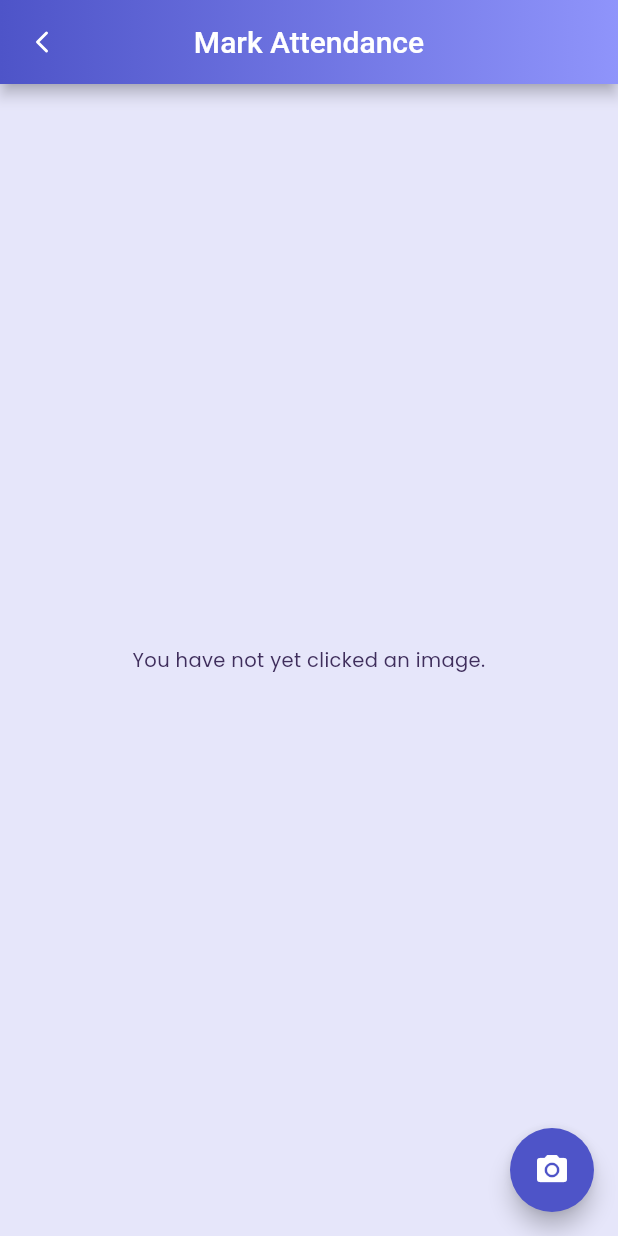
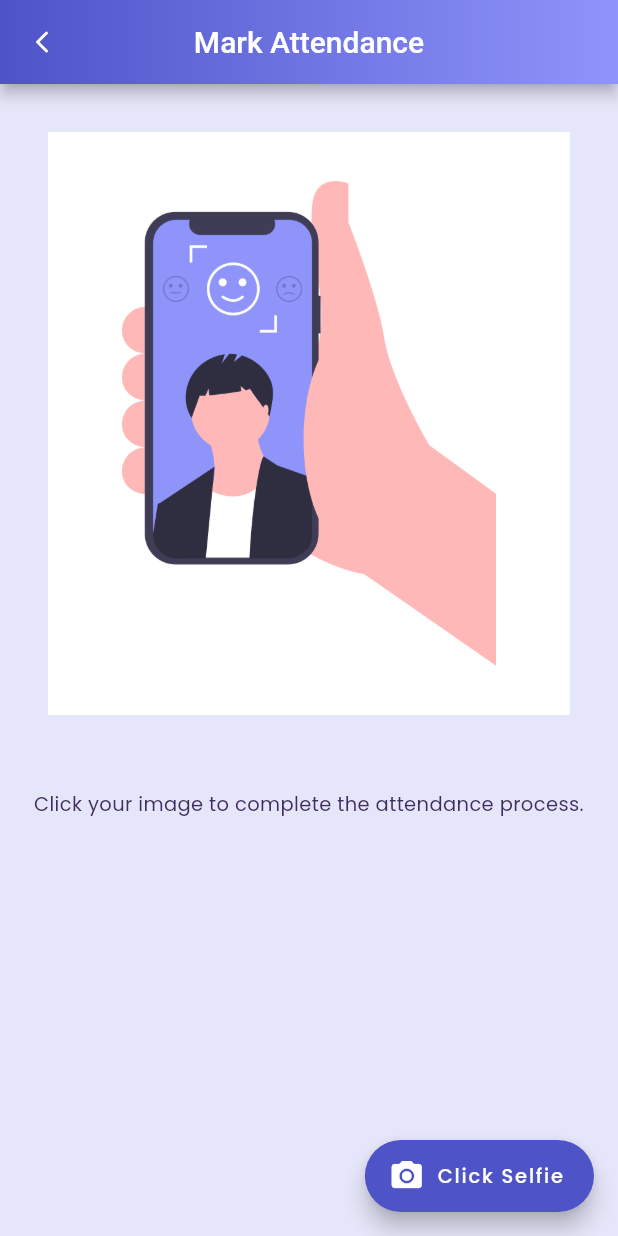
Before and after one commit to amaan-zafar/cris_attendance, a Flutter app: the CameraScreen screen opened directly, on a phone screen of 412 x 824 dp. Run offline on Flutter 3.47's test engine with Material 2 defaults, Android fonts, the phone set to English and light mode, and no system bars; our stand-ins replace bloc, equatable, flutter_bloc, flutter_local_notifications, flutter_spinkit, flutter_vector_icons and 5 more; network calls fail; Roboto replaces fonts that are missing (Source Sans Pro); statements that could not run were skipped.

Commit message:
camera_screen ui changes

```diff
--- a/lib/screens/camera_screen.dart
+++ b/lib/screens/camera_screen.dart
@@ -2,6 +2,7 @@ import 'dart:io';
 
 import 'package:cris_attendance/styles/colors.dart';
 import 'package:cris_attendance/widgets/card.dart';
+import 'package:cris_attendance/widgets/loading.dart';
 import 'package:flutter/foundation.dart';
 import 'package:flutter/material.dart';
 import 'package:flutter_vector_icons/flutter_vector_icons.dart';
@@ -76,9 +77,23 @@ class _CameraScreenState extends State<CameraScreen> {
         textAlign: TextAlign.center,
       );
     } else {
-      return const Text(
-        'You have not yet clicked an image.',
-        textAlign: TextAlign.center,
+      return Column(
+        children: [
+          Padding(
+            padding: const EdgeInsets.all(32.0),
+            child: Image(
+              image: AssetImage('assets/images/selfie.png'),
+              fit: BoxFit.cover,
+            ),
+          ),
+          SizedBox(
+            height: 18,
+          ),
+          const Text(
+            'Click your image to complete the attendance process.',
+            textAlign: TextAlign.center,
+          ),
+        ],
       );
     }
   }
@@ -118,21 +133,7 @@ class _CameraScreenState extends State<CameraScreen> {
                   switch (snapshot.connectionState) {
                     case ConnectionState.none:
                     case ConnectionState.waiting:
-                      return Column(
-                        children: [
-                          Image(
-                            image: AssetImage('assets/images/selfie.png'),
-                            fit: BoxFit.cover,
-                          ),
-                          SizedBox(
-                            height: 18,
-                          ),
-                          const Text(
-                            'You have not yet clicked an image.',
-                            textAlign: TextAlign.center,
-                          ),
-                        ],
-                      );
+                      return LoadingWidget(text: 'Loading');
                     case ConnectionState.done:
                       return _previewImage();
                     default:
@@ -163,12 +164,13 @@ class _CameraScreenState extends State<CameraScreen> {
               )
             : _previewImage(),
       ),
-      floatingActionButton: FloatingActionButton(
+      floatingActionButton: FloatingActionButton.extended(
+        label: Text('Click Selfie'),
         onPressed: () {
           _onImageButtonPressed(ImageSource.camera, context: context);
         },
         tooltip: 'Take a Photo',
-        child: const Icon(Icons.camera_alt),
+        icon: const Icon(Icons.camera_alt),
         backgroundColor: AppColors.bgColorBeginGradient,
       ),
     );
--- a/pubspec.yaml
+++ b/pubspec.yaml
@@ -41,6 +41,7 @@ dependencies:
   http: ^0.13.3
 
   image_picker: ^0.8.0+4
+  native_exif: ^0.1.1
 
   flutter_local_notifications: ^6.0.0
 
```
Also changed, not shown: pubspec.lock.
